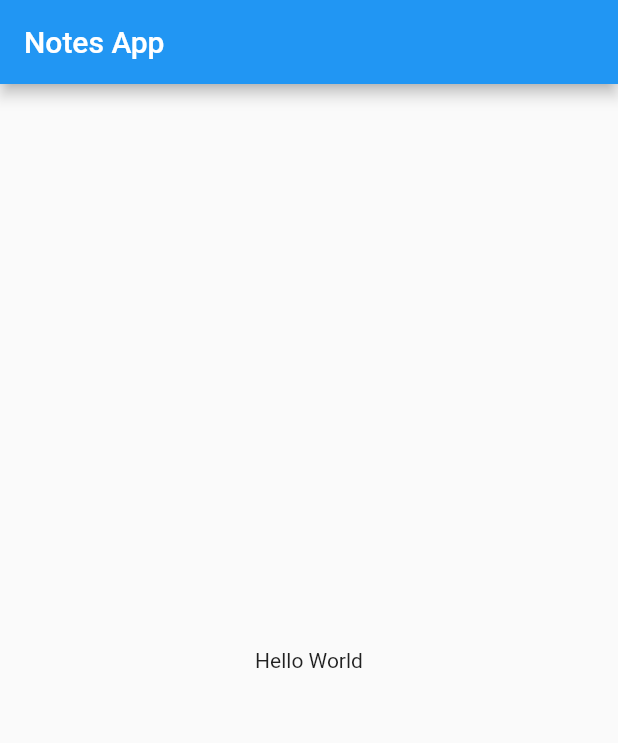
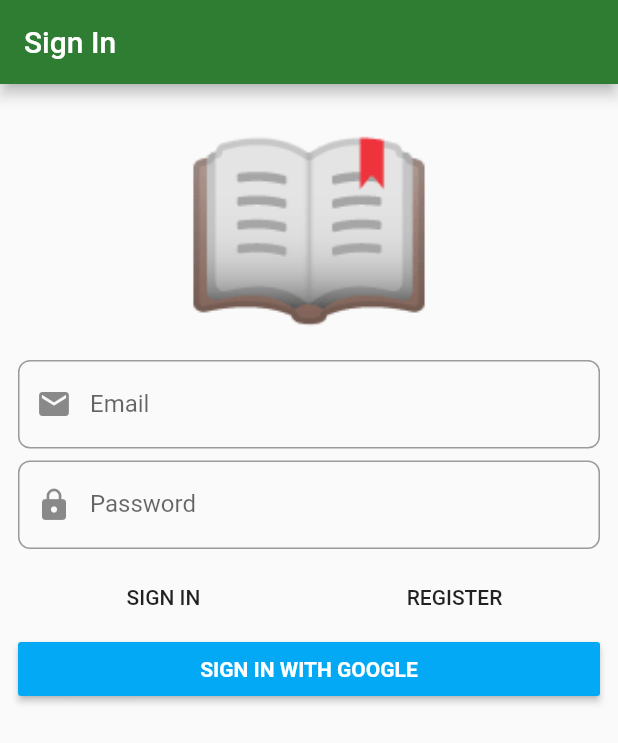
Before and after one commit to jordicat/Flutter-firebase-DDD, a Flutter app: the screen it shows after launch, on a phone screen of 412 x 824 dp. Shown: the top 743 px of the screen. Run offline on Flutter 3.47's test engine with Material 2 defaults, Android fonts, the phone set to English and light mode, and no system bars; our stand-ins replace bloc, dartz, firebase_auth, flushbar, flutter_bloc, freezed_annotation and 3 more; accounts and stored records are empty; generated files the repository leaves out were written again.

Commit message:
Add Sign In Form UI

```diff
--- a/lib/application/auth/sign_in_form/sign_in_form_bloc.dart
+++ b/lib/application/auth/sign_in_form/sign_in_form_bloc.dart
@@ -2,6 +2,7 @@
 
 import 'package:bloc/bloc.dart';
 import 'package:dartz/dartz.dart';
+import 'package:flutter/foundation.dart';
 import 'package:flutter/rendering.dart';
 import 'package:flutter_firebase_ddd_notes/domain/auth/i_auth_facade.dart';
 import 'package:freezed_annotation/freezed_annotation.dart';
--- a/lib/main.dart
+++ b/lib/main.dart
@@ -1,30 +1,10 @@
 import 'package:flutter/material.dart';
-import 'package:flutter_firebase_ddd_notes/injection.dart';
 import 'package:injectable/injectable.dart';
+
+import 'injection.dart';
+import 'presentation/core/app_widget.dart';
 
 void main() {
   configureInjection(Environment.prod);
-  runApp(MyApp());
+  runApp(AppWidget());
 }
-
-class MyApp extends StatelessWidget {
-  @override
-  Widget build(BuildContext context) {
-    return MaterialApp(
-      title: 'Flutter Demo',
-      theme: ThemeData(
-        primarySwatch: Colors.blue,
-      ),
-      home: Scaffold(
-        appBar: AppBar(
-          title: Text('Notes App'),
-        ),
-        body: Center(
-          child: Container(
-            child: Text('Hello World'),
-          ),
-        ),
-      ),
-    );
-  }
-}
--- /dev/null
+++ b/lib/presentation/core/app_widget.dart
@@ -0,0 +1,22 @@
+import 'package:flutter/material.dart';
+
+import '../sign_in/sign_in_page.dart';
+
+class AppWidget extends StatelessWidget {
+  @override
+  Widget build(BuildContext context) {
+    return MaterialApp(
+      title: 'Flutter Demo',
+      debugShowCheckedModeBanner: false,
+      theme: ThemeData.light().copyWith(
+          primaryColor: Colors.green[800],
+          accentColor: Colors.blueAccent,
+          inputDecorationTheme: InputDecorationTheme(
+            border: OutlineInputBorder(
+              borderRadius: BorderRadius.circular(8),
+            ),
+          )),
+      home: const SignInPage(),
+    );
+  }
+}
--- /dev/null
+++ b/lib/presentation/sign_in/sign_in_page.dart
@@ -0,0 +1,22 @@
+import 'package:flutter/material.dart';
+import 'package:flutter_bloc/flutter_bloc.dart';
+import '../../application/auth/sign_in_form/sign_in_form_bloc.dart';
+import '../../injection.dart';
+import 'widgets/sign_in_form.dart';
+
+class SignInPage extends StatelessWidget {
+  const SignInPage({Key key}) : super(key: key);
+
+  @override
+  Widget build(BuildContext context) {
+    return Scaffold(
+      appBar: AppBar(
+        title: const Text("Sign In"),
+      ),
+      body: BlocProvider(
+        create: (context) => getIt<SignInFormBloc>(),
+        child: SignInForm(),
+      ),
+    );
+  }
+}
--- /dev/null
+++ b/lib/presentation/sign_in/widgets/sign_in_form.dart
@@ -0,0 +1,130 @@
+import 'package:flushbar/flushbar_helper.dart';
+import 'package:flutter/material.dart';
+import 'package:flutter_bloc/flutter_bloc.dart';
+import 'package:flutter_firebase_ddd_notes/application/auth/sign_in_form/sign_in_form_bloc.dart';
+import '../../../application/auth/sign_in_form/sign_in_form_bloc.dart';
+
+class SignInForm extends StatelessWidget {
+  @override
+  Widget build(BuildContext context) {
+    return BlocConsumer<SignInFormBloc, SignInFormState>(
+      listener: (context, state) {
+        state.authFailureOrSuccessOption.fold(
+          () => () {},
+          (either) => either.fold(
+            (failure) {
+              FlushbarHelper.createError(
+                message: failure.map(
+                  cancelledByUser: (_) => 'Cancelled',
+                  serverError: (_) => 'Server Error',
+                  emailAlreadyInUse: (_) => 'Email already in use',
+                  invalidEmailAndPasswordCombination: (_) =>
+                      'Invalid email and password combination',
+                ),
+              ).show(context);
+            },
+            (_) => {
+              // TODO: navigate to new page
+            },
+          ),
+        );
+      },
+      builder: (context, state) {
+        return Form(
+          autovalidate: state.showErrorMessages,
+          child: ListView(
+            padding: const EdgeInsets.all(12.0),
+            children: [
+              const Text(
+                '📖',
+                style: TextStyle(fontSize: 140),
+                textAlign: TextAlign.center,
+              ),
+              const SizedBox(height: 8.0),
+              TextFormField(
+                decoration: const InputDecoration(
+                  prefixIcon: Icon(Icons.email),
+                  labelText: 'Email',
+                ),
+                autocorrect: false,
+                onChanged: (value) => context
+                    .bloc<SignInFormBloc>()
+                    .add(SignInFormEvent.emailChanged(value)),
+                validator: (_) => context
+                    .bloc<SignInFormBloc>()
+                    .state
+                    .emailAddress
+                    .value
+                    .fold(
+                      (f) => f.maybeMap(
+                        invalidEmail: (_) => 'Invalid Email',
+                        orElse: () => null,
+                      ),
+                      (_) => null,
+                    ),
+              ),
+              const SizedBox(height: 8.0),
+              TextFormField(
+                decoration: const InputDecoration(
+                  prefixIcon: Icon(Icons.lock),
+                  labelText: 'Password',
+                ),
+                autocorrect: false,
+                obscureText: true,
+                onChanged: (value) => context
+                    .bloc<SignInFormBloc>()
+                    .add(SignInFormEvent.passwordChanged(value)),
+                validator: (_) =>
+                    context.bloc<SignInFormBloc>().state.password.value.fold(
+                          (f) => f.maybeMap(
+                            shortPassword: (_) => 'Short Password',
+                            orElse: () => null,
+                          ),
+                          (_) => null,
+                        ),
+              ),
+              const SizedBox(height: 8.0),
+              Row(
+                children: [
+                  Expanded(
+                    child: FlatButton(
+                      onPressed: () {
+                        context.bloc<SignInFormBloc>().add(const SignInFormEvent
+                            .signInWithEmailAndPasswordPressed());
+                      },
+                      child: const Text('SIGN IN'),
+                    ),
+                  ),
+                  Expanded(
+                    child: FlatButton(
+                      onPressed: () {
+                        context.bloc<SignInFormBloc>().add(const SignInFormEvent
+                            .registerWithEmailAndPasswordPressed());
+                      },
+                      child: const Text('REGISTER'),
+                    ),
+                  )
+                ],
+              ),
+              RaisedButton(
+                color: Colors.lightBlue,
+                onPressed: () {
+                  context
+                      .bloc<SignInFormBloc>()
+                      .add(const SignInFormEvent.signInWithGooglePressed());
+                },
+                child: const Text(
+                  'SIGN IN WITH GOOGLE',
+                  style: TextStyle(
+                    color: Colors.white,
+                    fontWeight: FontWeight.bold,
+                  ),
+                ),
+              )
+            ],
+          ),
+        );
+      },
+    );
+  }
+}
--- a/pubspec.yaml
+++ b/pubspec.yaml
@@ -17,6 +17,7 @@
   google_sign_in: ^4.4.6
   injectable: ^0.3.0
   get_it: ^4.0.2
+  flushbar: ^1.10.2
 
 dev_dependencies:
   build_runner: ^1.9.0
```
Also changed, not shown: pubspec.lock.
